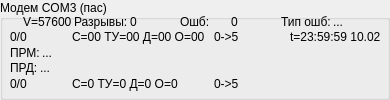
Before: the Qt Designer form kp_nix/farmeline.ui in eugene-pa/armdncqt, drawn with Qt 5.
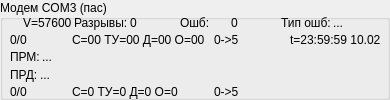
After: the same form once the commit is applied. Icons and pictures are not drawn. Custom widgets are drawn as their Qt base class.

What changed in the file:
```diff
--- a/kp_nix/farmeline.ui
+++ b/kp_nix/farmeline.ui
@@ -22,6 +22,11 @@
     <height>120</height>
    </size>
   </property>
+  <property name="font">
+   <font>
+    <pointsize>9</pointsize>
+   </font>
+  </property>
   <property name="windowTitle">
    <string>GroupBox</string>
   </property>
@@ -34,7 +39,7 @@
      <x>0</x>
      <y>10</y>
      <width>381</width>
-     <height>81</height>
+     <height>90</height>
     </rect>
    </property>
    <layout class="QVBoxLayout" name="verticalLayout">
```
